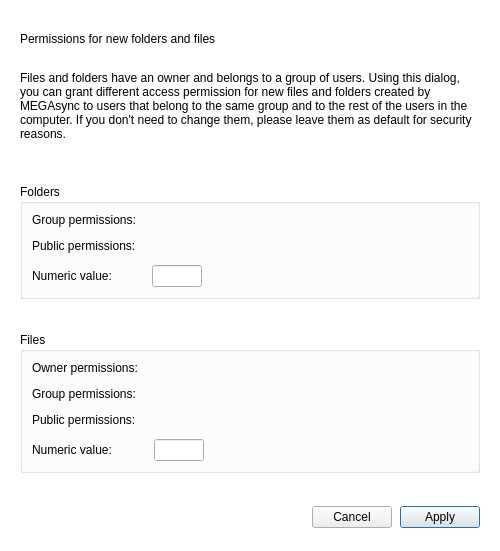
meganz/MEGAsync, file src/MEGASync/gui/ui/PermissionsDialog.ui: the form before one commit.
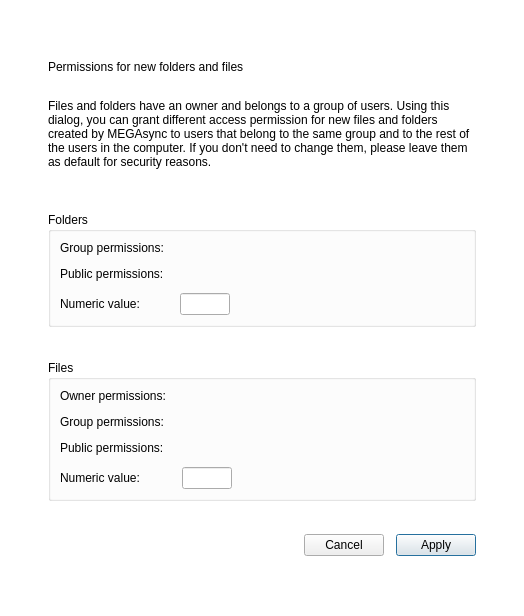
The form after the commit. Custom widgets are drawn as their Qt base class.

Commit message: SNC-5992. Convert permissions dialog to sheet sizes.

Diff of the .ui file:
```diff
--- a/src/MEGASync/gui/ui/PermissionsDialog.ui
+++ b/src/MEGASync/gui/ui/PermissionsDialog.ui
@@ -6,8 +6,8 @@
    <rect>
     <x>0</x>
     <y>0</y>
-    <width>500</width>
-    <height>551</height>
+    <width>524</width>
+    <height>616</height>
    </rect>
   </property>
   <property name="sizePolicy">
@@ -46,16 +46,16 @@
     <number>24</number>
    </property>
    <property name="leftMargin">
-    <number>20</number>
+    <number>48</number>
    </property>
    <property name="topMargin">
-    <number>20</number>
+    <number>48</number>
    </property>
    <property name="rightMargin">
-    <number>20</number>
+    <number>48</number>
    </property>
    <property name="bottomMargin">
-    <number>10</number>
+    <number>48</number>
    </property>
    <item>
     <layout class="QVBoxLayout" name="verticalLayout_2">
@@ -347,7 +347,7 @@
    <item>
     <layout class="QHBoxLayout" name="horizontalLayout">
      <property name="spacing">
-      <number>8</number>
+      <number>12</number>
      </property>
      <item>
       <spacer name="horizontalSpacer">
```
Left out of the diff: 4 changed lines with no effect on the pictures.
